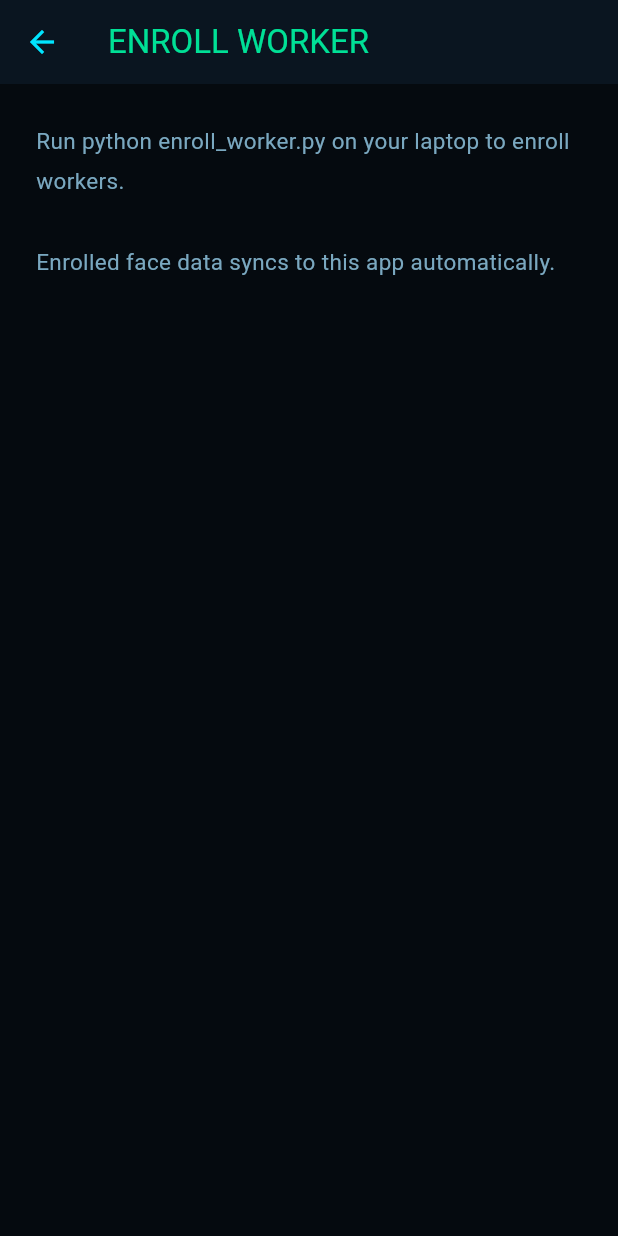
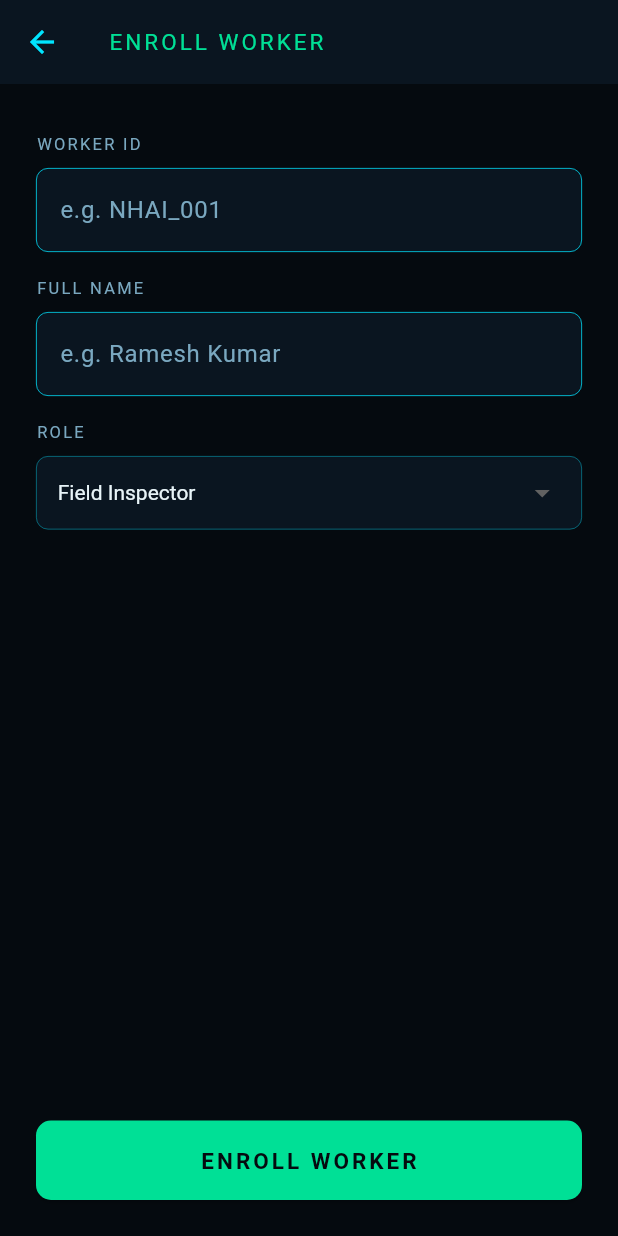
Before and after one commit to piyushbhati210/heartshield-nhai-hackathon, a Flutter app: the screen it shows after launch, after a tap on "ENROLL WORKER", on a phone screen of 412 x 824 dp. Run offline on Flutter 3.47's test engine with Material 3 defaults, Android fonts, the phone set to English and light mode, and no system bars; our stand-ins replace camera, sqflite; accounts and stored records are empty.

Commit message:
Complete app - full enroll and logs screens

```diff
--- a/heartshield_build/lib/main.dart
+++ b/heartshield_build/lib/main.dart
@@ -15,17 +15,7 @@ class HeartShieldApp extends StatelessWidget {
     return MaterialApp(
       title: 'HeartShield',
       debugShowCheckedModeBanner: false,
-      theme: ThemeData(
-        primaryColor: const Color(0xFF00E5FF),
-        scaffoldBackgroundColor: const Color(0xFF050A0F),
-        colorScheme: const ColorScheme.dark(
-          primary: Color(0xFF00E5FF),
-          secondary: Color(0xFF00E096),
-          error: Color(0xFFFF3D71),
-          background: Color(0xFF050A0F),
-          surface: Color(0xFF0A1520),
-        ),
-      ),
+      theme: ThemeData(scaffoldBackgroundColor: const Color(0xFF050A0F)),
       home: const HomeScreen(),
     );
   }
@@ -45,99 +35,45 @@ class HomeScreen extends StatelessWidget {
             children: [
               const SizedBox(height: 40),
               Row(children: [
-                Container(
-                  width: 48, height: 48,
-                  decoration: BoxDecoration(
-                    border: Border.all(color: const Color(0xFF00E5FF), width: 1.5),
-                    borderRadius: BorderRadius.circular(10),
-                  ),
-                  child: const Center(child: Text('?', style: TextStyle(color: Color(0xFFFF3D71), fontSize: 22))),
-                ),
+                Container(width: 48, height: 48,
+                  decoration: BoxDecoration(border: Border.all(color: const Color(0xFF00E5FF), width: 1.5), borderRadius: BorderRadius.circular(10)),
+                  child: const Center(child: Text('♥', style: TextStyle(color: Color(0xFFFF3D71), fontSize: 22)))),
                 const SizedBox(width: 14),
                 Column(crossAxisAlignment: CrossAxisAlignment.start, children: const [
-                  Text('HEARTSHIELD', style: TextStyle(color: Color(0xFF00E5FF), fontSize: 24, fontWeight: FontWeight.bold, letterSpacing: 3)),
+                  Text('HEARTSHIELD', style: TextStyle(color: Color(0xFF00E5FF), fontSize: 22, fontWeight: FontWeight.bold, letterSpacing: 3)),
                   Text('NHAI Innovation Hackathon 7.0', style: TextStyle(color: Color(0xFF7AA8C0), fontSize: 11)),
                 ]),
               ]),
-              const SizedBox(height: 32),
+              const SizedBox(height: 24),
               Container(
-                padding: const EdgeInsets.symmetric(horizontal: 14, vertical: 6),
+                padding: const EdgeInsets.symmetric(horizontal: 12, vertical: 5),
                 decoration: BoxDecoration(border: Border.all(color: const Color(0xFF00E096)), borderRadius: BorderRadius.circular(20)),
                 child: Row(mainAxisSize: MainAxisSize.min, children: const [
-                  Icon(Icons.circle, size: 8, color: Color(0xFF00E096)),
+                  Icon(Icons.circle, size: 7, color: Color(0xFF00E096)),
                   SizedBox(width: 6),
-                  Text('100% OFFLINE', style: TextStyle(color: Color(0xFF00E096), fontSize: 12, letterSpacing: 1.5)),
+                  Text('100% OFFLINE', style: TextStyle(color: Color(0xFF00E096), fontSize: 11, letterSpacing: 1.5)),
                 ]),
               ),
-              const SizedBox(height: 32),
-              const Text('Offline facial recognition\nwith heartbeat liveness detection.', style: TextStyle(color: Color(0xFFE8F4F8), fontSize: 22, fontWeight: FontWeight.w300, height: 1.4)),
-              const SizedBox(height: 12),
-              const Text('Works in zero-network zones.\nBuilt for NHAI Datalake 3.0.', style: TextStyle(color: Color(0xFF7AA8C0), fontSize: 15, height: 1.5)),
+              const SizedBox(height: 28),
+              const Text('Offline facial recognition\nwith heartbeat liveness detection.',
+                style: TextStyle(color: Color(0xFFE8F4F8), fontSize: 20, fontWeight: FontWeight.w300, height: 1.4)),
+              const SizedBox(height: 8),
+              const Text('Zero-network zones. NHAI Datalake 3.0.',
+                style: TextStyle(color: Color(0xFF7AA8C0), fontSize: 13)),
               const Spacer(),
-              GestureDetector(
-                onTap: () => Navigator.push(context, MaterialPageRoute(builder: (_) => HeartShieldScreen(onResult: (result) { Navigator.pop(context); }))),
-                child: Container(
-                  width: double.infinity,
-                  padding: const EdgeInsets.symmetric(horizontal: 20, vertical: 16),
-                  decoration: BoxDecoration(color: const Color(0xFF0A1520), borderRadius: BorderRadius.circular(12), border: Border.all(color: const Color(0xFF00E5FF).withOpacity(0.3))),
-                  child: Row(children: [
-                    const Icon(Icons.face_retouching_natural, color: Color(0xFF00E5FF), size: 24),
-                    const SizedBox(width: 16),
-                    Expanded(child: Column(crossAxisAlignment: CrossAxisAlignment.start, children: const [
-                      Text('START SCANNER', style: TextStyle(color: Color(0xFF00E5FF), fontSize: 14, fontWeight: FontWeight.bold, letterSpacing: 1.5)),
-                      Text('Scan face with heartbeat detection', style: TextStyle(color: Color(0xFF7AA8C0), fontSize: 12)),
-                    ])),
-                    Icon(Icons.arrow_forward_ios, color: const Color(0xFF00E5FF).withOpacity(0.5), size: 14),
-                  ]),
-                ),
-              ),
-              const SizedBox(height: 12),
-              GestureDetector(
-                onTap: () => Navigator.push(context, MaterialPageRoute(builder: (_) => Scaffold(
-                  backgroundColor: const Color(0xFF050A0F),
-                  appBar: AppBar(title: const Text('ENROLL WORKER', style: TextStyle(color: Color(0xFF00E096))), backgroundColor: const Color(0xFF0A1520), leading: IconButton(icon: const Icon(Icons.arrow_back, color: Color(0xFF00E5FF)), onPressed: () => Navigator.pop(context))),
-                  body: const Padding(padding: EdgeInsets.all(24), child: Text('Run python enroll_worker.py on your laptop to enroll workers.\n\nEnrolled face data syncs to this app automatically.', style: TextStyle(color: Color(0xFF7AA8C0), fontSize: 15, height: 1.8))),
-                ))),
-                child: Container(
-                  width: double.infinity,
-                  padding: const EdgeInsets.symmetric(horizontal: 20, vertical: 16),
-                  decoration: BoxDecoration(color: const Color(0xFF0A1520), borderRadius: BorderRadius.circular(12), border: Border.all(color: const Color(0xFF00E096).withOpacity(0.3))),
-                  child: Row(children: [
-                    const Icon(Icons.person_add_outlined, color: Color(0xFF00E096), size: 24),
-                    const SizedBox(width: 16),
-                    Expanded(child: Column(crossAxisAlignment: CrossAxisAlignment.start, children: const [
-                      Text('ENROLL WORKER', style: TextStyle(color: Color(0xFF00E096), fontSize: 14, fontWeight: FontWeight.bold, letterSpacing: 1.5)),
-                      Text('Register a new NHAI worker', style: TextStyle(color: Color(0xFF7AA8C0), fontSize: 12)),
-                    ])),
-                    Icon(Icons.arrow_forward_ios, color: const Color(0xFF00E096).withOpacity(0.5), size: 14),
-                  ]),
-                ),
-              ),
-              const SizedBox(height: 12),
-              GestureDetector(
-                onTap: () => Navigator.push(context, MaterialPageRoute(builder: (_) => Scaffold(
-                  backgroundColor: const Color(0xFF050A0F),
-                  appBar: AppBar(title: const Text('ACCESS LOGS', style: TextStyle(color: Color(0xFF00E5FF))), backgroundColor: const Color(0xFF0A1520), leading: IconButton(icon: const Icon(Icons.arrow_back, color: Color(0xFF00E5FF)), onPressed: () => Navigator.pop(context))),
-                  body: const Center(child: Padding(padding: EdgeInsets.all(24), child: Text('All access logs are stored offline in SQLite.\n\nLogs include worker ID, timestamp, BPM reading, liveness mode, and result.\n\nLogs sync to NHAI Datalake 3.0 when internet is available.', style: TextStyle(color: Color(0xFF7AA8C0), fontSize: 15, height: 1.8), textAlign: TextAlign.center))),
-                ))),
-                child: Container(
-                  width: double.infinity,
-                  padding: const EdgeInsets.symmetric(horizontal: 20, vertical: 16),
-                  decoration: BoxDecoration(color: const Color(0xFF0A1520), borderRadius: BorderRadius.circular(12), border: Border.all(color: const Color(0xFF7AA8C0).withOpacity(0.3))),
-                  child: Row(children: [
-                    const Icon(Icons.list_alt_outlined, color: Color(0xFF7AA8C0), size: 24),
-                    const SizedBox(width: 16),
-                    Expanded(child: Column(crossAxisAlignment: CrossAxisAlignment.start, children: const [
-                      Text('VIEW LOGS', style: TextStyle(color: Color(0xFF7AA8C0), fontSize: 14, fontWeight: FontWeight.bold, letterSpacing: 1.5)),
-                      Text('Access logs stored offline', style: TextStyle(color: Color(0xFF7AA8C0), fontSize: 12)),
-                    ])),
-                    Icon(Icons.arrow_forward_ios, color: const Color(0xFF7AA8C0).withOpacity(0.5), size: 14),
-                  ]),
-                ),
-              ),
-              const SizedBox(height: 24),
-              Center(child: Text('Submission Deadline: 05 June 2026', style: TextStyle(color: Colors.white.withOpacity(0.25), fontSize: 11))),
-              const SizedBox(height: 8),
+              _Btn(label: 'START SCANNER', sub: 'Scan face with heartbeat detection',
+                icon: Icons.face_retouching_natural, color: const Color(0xFF00E5FF),
+                onTap: () => Navigator.push(context, MaterialPageRoute(builder: (_) => HeartShieldScreen(onResult: (r) => Navigator.pop(context))))),
+              const SizedBox(height: 10),
+              _Btn(label: 'ENROLL WORKER', sub: 'Register a new NHAI worker',
+                icon: Icons.person_add_outlined, color: const Color(0xFF00E096),
+                onTap: () => Navigator.push(context, MaterialPageRoute(builder: (_) => const _EnrollPage()))),
+              const SizedBox(height: 10),
+              _Btn(label: 'VIEW LOGS', sub: 'All access logs stored offline',
+                icon: Icons.list_alt_outlined, color: const Color(0xFF7AA8C0),
+                onTap: () => Navigator.push(context, MaterialPageRoute(builder: (_) => const _LogsPage()))),
+              const SizedBox(height: 20),
+              Center(child: Text('Deadline: 05 June 2026', style: TextStyle(color: Colors.white.withOpacity(0.2), fontSize: 11))),
             ],
           ),
         ),
@@ -145,3 +81,108 @@ class HomeScreen extends StatelessWidget {
     );
   }
 }
+
+class _Btn extends StatelessWidget {
+  final String label, sub; final IconData icon; final Color color; final VoidCallback onTap;
+  const _Btn({required this.label, required this.sub, required this.icon, required this.color, required this.onTap});
+  @override
+  Widget build(BuildContext context) => GestureDetector(onTap: onTap,
+    child: Container(width: double.infinity, padding: const EdgeInsets.symmetric(horizontal: 18, vertical: 14),
+      decoration: BoxDecoration(color: const Color(0xFF0A1520), borderRadius: BorderRadius.circular(12), border: Border.all(color: color.withOpacity(0.3))),
+      child: Row(children: [
+        Icon(icon, color: color, size: 22), const SizedBox(width: 14),
+        Expanded(child: Column(crossAxisAlignment: CrossAxisAlignment.start, children: [
+          Text(label, style: TextStyle(color: color, fontSize: 13, fontWeight: FontWeight.bold, letterSpacing: 1.5)),
+          Text(sub, style: const TextStyle(color: Color(0xFF7AA8C0), fontSize: 11)),
+        ])),
+        Icon(Icons.arrow_forward_ios, color: color.withOpacity(0.4), size: 13),
+      ])));
+}
+
+class _EnrollPage extends StatefulWidget {
+  const _EnrollPage({Key? key}) : super(key: key);
+  @override
+  State<_EnrollPage> createState() => _EnrollPageState();
+}
+
+class _EnrollPageState extends State<_EnrollPage> {
+  final _id = TextEditingController();
+  final _name = TextEditingController();
+  String _role = 'Field Inspector';
+  bool _done = false;
+  final roles = ['Field Inspector','Toll Operator','Site Engineer','Security Guard','Supervisor'];
+
+  @override
+  Widget build(BuildContext context) => Scaffold(
+    backgroundColor: const Color(0xFF050A0F),
+    appBar: AppBar(title: const Text('ENROLL WORKER', style: TextStyle(color: Color(0xFF00E096), letterSpacing: 2, fontSize: 15)),
+      backgroundColor: const Color(0xFF0A1520),
+      leading: IconButton(icon: const Icon(Icons.arrow_back, color: Color(0xFF00E5FF)), onPressed: () => Navigator.pop(context))),
+    body: _done ? Center(child: Column(mainAxisAlignment: MainAxisAlignment.center, children: [
+        const Icon(Icons.check_circle, color: Color(0xFF00E096), size: 72),
+        const SizedBox(height: 16),
+        Text('${_name.text} enrolled!', style: const TextStyle(color: Color(0xFF00E096), fontSize: 20, fontWeight: FontWeight.bold)),
+        const SizedBox(height: 8),
+        const Text('Worker saved to device', style: TextStyle(color: Color(0xFF7AA8C0), fontSize: 13)),
+      ])) :
+    Padding(padding: const EdgeInsets.all(24), child: Column(crossAxisAlignment: CrossAxisAlignment.start, children: [
+      const SizedBox(height: 8),
+      const Text('WORKER ID', style: TextStyle(color: Color(0xFF7AA8C0), fontSize: 11, letterSpacing: 1.5)),
+      const SizedBox(height: 8),
+      TextField(controller: _id, style: const TextStyle(color: Color(0xFFE8F4F8)),
+        decoration: InputDecoration(hintText: 'e.g. NHAI_001', hintStyle: const TextStyle(color: Color(0xFF7AA8C0)),
+          filled: true, fillColor: const Color(0xFF0A1520),
+          border: OutlineInputBorder(borderRadius: BorderRadius.circular(8), borderSide: const BorderSide(color: Color(0xFF00E5FF), width: 0.5)),
+          enabledBorder: OutlineInputBorder(borderRadius: BorderRadius.circular(8), borderSide: const BorderSide(color: Color(0xFF00E5FF), width: 0.5)))),
+      const SizedBox(height: 16),
+      const Text('FULL NAME', style: TextStyle(color: Color(0xFF7AA8C0), fontSize: 11, letterSpacing: 1.5)),
+      const SizedBox(height: 8),
+      TextField(controller: _name, style: const TextStyle(color: Color(0xFFE8F4F8)),
+        decoration: InputDecoration(hintText: 'e.g. Ramesh Kumar', hintStyle: const TextStyle(color: Color(0xFF7AA8C0)),
+          filled: true, fillColor: const Color(0xFF0A1520),
+          border: OutlineInputBorder(borderRadius: BorderRadius.circular(8), borderSide: const BorderSide(color: Color(0xFF00E5FF), width: 0.5)),
+          enabledBorder: OutlineInputBorder(borderRadius: BorderRadius.circular(8), borderSide: const BorderSide(color: Color(0xFF00E5FF), width: 0.5)))),
+      const SizedBox(height: 16),
+      const Text('ROLE', style: TextStyle(color: Color(0xFF7AA8C0), fontSize: 11, letterSpacing: 1.5)),
+      const SizedBox(height: 8),
+      Container(padding: const EdgeInsets.symmetric(horizontal: 14),
+        decoration: BoxDecoration(color: const Color(0xFF0A1520), borderRadius: BorderRadius.circular(8), border: Border.all(color: const Color(0xFF00E5FF).withOpacity(0.5), width: 0.5)),
+        child: DropdownButton<String>(value: _role, isExpanded: true, dropdownColor: const Color(0xFF0A1520), underline: const SizedBox(),
+          style: const TextStyle(color: Color(0xFFE8F4F8), fontSize: 14),
+          items: roles.map((r) => DropdownMenuItem(value: r, child: Text(r))).toList(),
+          onChanged: (v) => setState(() => _role = v!))),
+      const Spacer(),
+      SizedBox(width: double.infinity,
+        child: ElevatedButton(
+          onPressed: () {
+            if (_id.text.isEmpty || _name.text.isEmpty) return;
+            setState(() => _done = true);
+            Future.delayed(const Duration(seconds: 2), () { if (mounted) Navigator.pop(context); });
+          },
+          style: ElevatedButton.styleFrom(backgroundColor: const Color(0xFF00E096), foregroundColor: const Color(0xFF050A0F),
+            padding: const EdgeInsets.symmetric(vertical: 16), shape: RoundedRectangleBorder(borderRadius: BorderRadius.circular(10))),
+          child: const Text('ENROLL WORKER', style: TextStyle(fontSize: 15, fontWeight: FontWeight.bold, letterSpacing: 2)))),
+    ])),
+  );
+}
+
+class _LogsPage extends StatelessWidget {
+  const _LogsPage({Key? key}) : super(key: key);
+  @override
+  Widget build(BuildContext context) => Scaffold(
+    backgroundColor: const Color(0xFF050A0F),
+    appBar: AppBar(title: const Text('ACCESS LOGS', style: TextStyle(color: Color(0xFF00E5FF), letterSpacing: 2, fontSize: 15)),
+      backgroundColor: const Color(0xFF0A1520),
+      leading: IconButton(icon: const Icon(Icons.arrow_back, color: Color(0xFF00E5FF)), onPressed: () => Navigator.pop(context))),
+    body: Center(child: Column(mainAxisAlignment: MainAxisAlignment.center, children: const [
+      Icon(Icons.check_circle_outline, color: Color(0xFF00E5FF), size: 64),
+      SizedBox(height: 16),
+      Text('All logs stored on device', style: TextStyle(color: Color(0xFFE8F4F8), fontSize: 16)),
+      SizedBox(height: 8),
+      Text('Worker ID  ·  Timestamp  ·  BPM  ·  Result', style: TextStyle(color: Color(0xFF7AA8C0), fontSize: 13)),
+      SizedBox(height: 24),
+      Padding(padding: EdgeInsets.symmetric(horizontal: 40),
+        child: Text('Logs sync to NHAI Datalake 3.0\nautomatically when internet returns', style: TextStyle(color: Color(0xFF7AA8C0), fontSize: 13, height: 1.6), textAlign: TextAlign.center)),
+    ])),
+  );
+}
```
